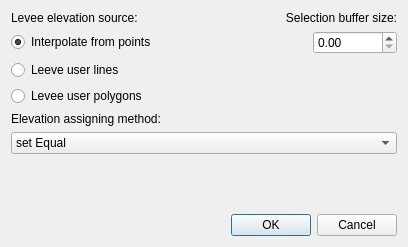
This is flo2d/ui/levees_elevation.ui in FLO-2DSoftware/qgis-flo-2d-plugin as Qt 5 draws it before an edit. The edited form follows.
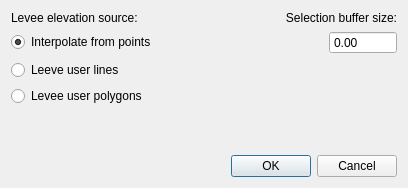
This is the edited form.

Commit message: Changed db structure for user levee layers (added name and correction)

```diff
--- a/flo2d/ui/levees_elevation.ui
+++ b/flo2d/ui/levees_elevation.ui
@@ -7,7 +7,7 @@
     <x>0</x>
     <y>0</y>
     <width>408</width>
-    <height>247</height>
+    <height>188</height>
    </rect>
   </property>
   <property name="windowTitle">
@@ -63,6 +63,9 @@
        </item>
        <item>
         <widget class="QDoubleSpinBox" name="buffer_size">
+         <property name="buttonSymbols">
+          <enum>QAbstractSpinBox::NoButtons</enum>
+         </property>
          <property name="maximum">
           <double>999999999.000000000000000</double>
          </property>
@@ -87,32 +90,6 @@
        </property>
       </widget>
      </item>
-     <item>
-      <widget class="QLabel" name="label_assign_type">
-       <property name="text">
-        <string>Elevation assigning method:</string>
-       </property>
-      </widget>
-     </item>
-     <item>
-      <widget class="QComboBox" name="assign_type">
-       <item>
-        <property name="text">
-         <string>set Equal</string>
-        </property>
-       </item>
-       <item>
-        <property name="text">
-         <string>Add</string>
-        </property>
-       </item>
-       <item>
-        <property name="text">
-         <string>Substract</string>
-        </property>
-       </item>
-      </widget>
-     </item>
     </layout>
    </item>
    <item row="8" column="0">
```
The commit also changes 1 other file.
